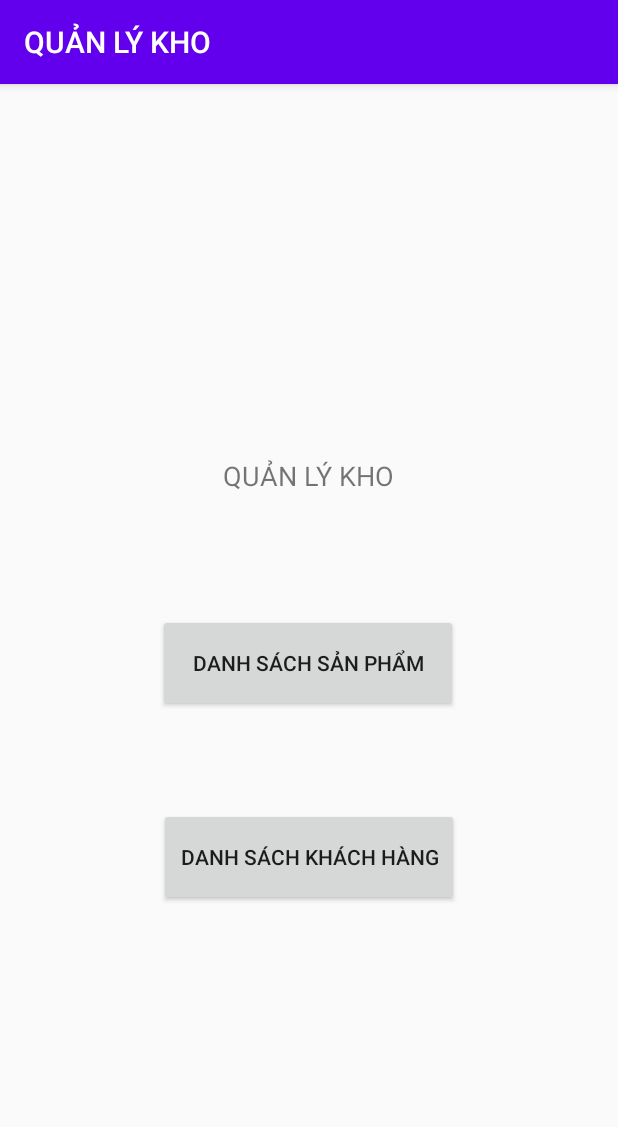
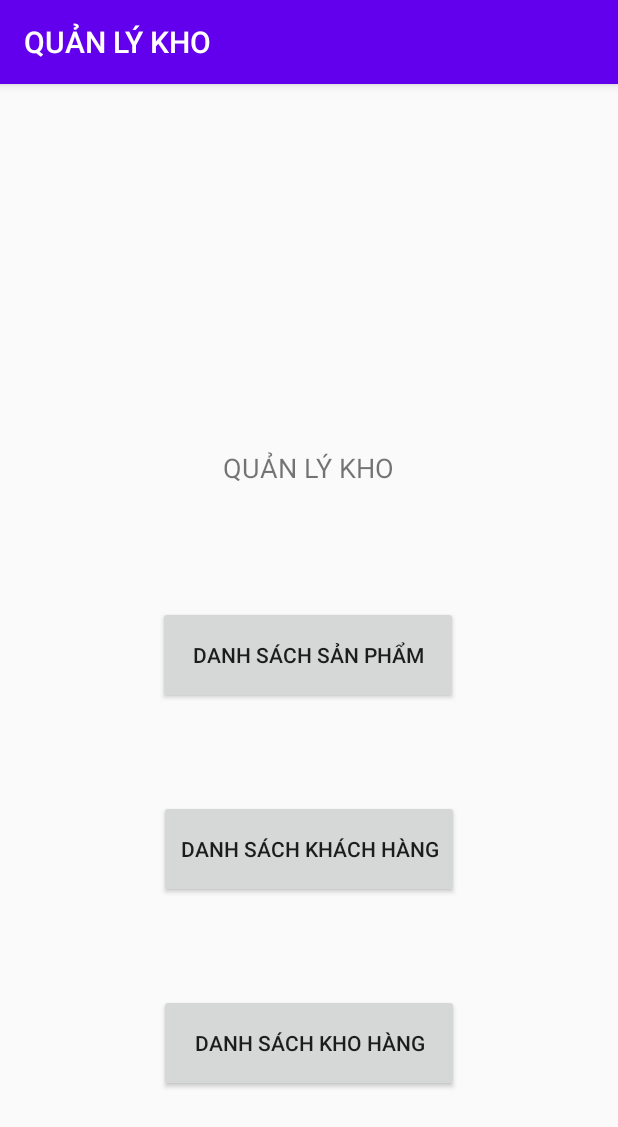
Before and after one commit to quan200699/Android_StorageManagement, an Android app: the screen it shows after launch (MainActivity), on a phone screen of 412 x 824 dp. Shown: the top 1127 px of the screen. Run offline under Robolectric (Android 15) with nearby library versions, the phone set to English and light mode, and no system bars.

Commit message:
get warehouse list activity done

```diff
--- a/app/src/main/AndroidManifest.xml
+++ b/app/src/main/AndroidManifest.xml
@@ -9,6 +9,9 @@
         android:roundIcon="@mipmap/ic_launcher_round"
         android:supportsRtl="true"
         android:theme="@style/AppTheme">
+        <activity
+            android:name=".activity.warehouse.WarehouseActivity"
+            android:label="@string/list_warehouse" />
         <activity
             android:name=".activity.customer.CustomerDetailActivity"
             android:label="@string/info_customer" />
--- a/app/src/main/java/com/example/storagemanagement/activity/MainActivity.java
+++ b/app/src/main/java/com/example/storagemanagement/activity/MainActivity.java
@@ -10,10 +10,12 @@ import android.widget.Button;
 import com.example.storagemanagement.R;
 import com.example.storagemanagement.activity.customer.CustomerActivity;
 import com.example.storagemanagement.activity.product.ProductActivity;
+import com.example.storagemanagement.activity.warehouse.WarehouseActivity;
 
 public class MainActivity extends AppCompatActivity {
     private Button buttonProduct;
     private Button buttonCustomer;
+    private Button buttonWarehouse;
 
     @Override
     protected void onCreate(Bundle savedInstanceState) {
@@ -22,6 +24,7 @@ public class MainActivity extends AppCompatActivity {
         init();
         onClickEvent(buttonProduct, ProductActivity.class);
         onClickEvent(buttonCustomer, CustomerActivity.class);
+        onClickEvent(buttonWarehouse, WarehouseActivity.class);
     }
 
     private void onClickEvent(Button button, final Class<?> activity) {
@@ -37,5 +40,6 @@ public class MainActivity extends AppCompatActivity {
     private void init() {
         buttonProduct = findViewById(R.id.buttonProduct);
         buttonCustomer = findViewById(R.id.buttonCustomer);
+        buttonWarehouse = findViewById(R.id.buttonWarehouse);
     }
 }
--- a/app/src/main/java/com/example/storagemanagement/adapter/WarehouseAdapter.java
+++ b/app/src/main/java/com/example/storagemanagement/adapter/WarehouseAdapter.java
@@ -13,10 +13,10 @@ import com.example.storagemanagement.model.Warehouse;
 import java.util.List;
 
 public class WarehouseAdapter extends BaseAdapter {
+    private Context context;
     private List<Warehouse> warehouses;
-    private Context context;
 
-    public WarehouseAdapter(List<Warehouse> warehouses, Context context) {
+    public WarehouseAdapter(Context context, List<Warehouse> warehouses) {
         this.warehouses = warehouses;
         this.context = context;
     }
--- a/app/src/main/java/com/example/storagemanagement/dao/warehouse/WarehouseDao.java
+++ b/app/src/main/java/com/example/storagemanagement/dao/warehouse/WarehouseDao.java
@@ -39,7 +39,7 @@ public class WarehouseDao implements IWarehouseDao {
         query.append(TABLE_WAREHOUSE).append(" ").append(WHERE).append(" ").append(ID).append("=").append(id);
         Cursor cursor = sqLiteDatabase.rawQuery(query.toString(), null);
         cursor.moveToFirst();
-        while (!cursor.moveToLast()) {
+        while (!cursor.isAfterLast()) {
             String warehouseId = cursor.getString(cursor.getColumnIndex(WAREHOUSE_ID));
             String warehouseName = cursor.getString(cursor.getColumnIndex(NAME));
             String address = cursor.getString(cursor.getColumnIndex(ADDRESS));
@@ -58,7 +58,7 @@ public class WarehouseDao implements IWarehouseDao {
         query.append(TABLE_WAREHOUSE);
         Cursor cursor = sqLiteDatabase.rawQuery(query.toString(), null);
         cursor.moveToFirst();
-        while (!cursor.moveToLast()) {
+        while (!cursor.isAfterLast()) {
             int id = cursor.getInt(cursor.getColumnIndex(ID));
             String warehouseId = cursor.getString(cursor.getColumnIndex(WAREHOUSE_ID));
             String warehouseName = cursor.getString(cursor.getColumnIndex(NAME));
--- a/app/src/main/res/layout/activity_main.xml
+++ b/app/src/main/res/layout/activity_main.xml
@@ -21,8 +21,19 @@
         android:id="@+id/buttonCustomer"
         android:layout_width="200dp"
         android:layout_height="65dp"
-        android:layout_marginBottom="220dp"
+        android:layout_marginBottom="64dp"
         android:text="@string/list_customer"
+        app:layout_constraintBottom_toTopOf="@+id/buttonWarehouse"
+        app:layout_constraintEnd_toEndOf="parent"
+        app:layout_constraintHorizontal_bias="0.5"
+        app:layout_constraintStart_toStartOf="parent" />
+
+    <Button
+        android:id="@+id/buttonWarehouse"
+        android:layout_width="200dp"
+        android:layout_height="65dp"
+        android:layout_marginBottom="96dp"
+        android:text="@string/list_warehouse"
         app:layout_constraintBottom_toBottomOf="parent"
         app:layout_constraintEnd_toEndOf="parent"
         app:layout_constraintHorizontal_bias="0.5"
@@ -32,11 +43,14 @@
         android:id="@+id/textView"
         android:layout_width="wrap_content"
         android:layout_height="wrap_content"
+        android:layout_marginTop="96dp"
         android:layout_marginBottom="80dp"
         android:text="@string/app_title"
         android:textSize="18sp"
         app:layout_constraintBottom_toTopOf="@+id/buttonProduct"
         app:layout_constraintEnd_toEndOf="parent"
         app:layout_constraintHorizontal_bias="0.498"
-        app:layout_constraintStart_toStartOf="parent" />
+        app:layout_constraintStart_toStartOf="parent"
+        app:layout_constraintTop_toTopOf="parent"
+        app:layout_constraintVertical_bias="1.0" />
 </androidx.constraintlayout.widget.ConstraintLayout>
--- a/app/src/main/res/values/strings.xml
+++ b/app/src/main/res/values/strings.xml
@@ -18,4 +18,9 @@
     <string name="customer_name">Tên khách hàng</string>
     <string name="address">Địa chỉ</string>
     <string name="phone_number">Số điện thoại</string>
+    <string name="list_warehouse">DANH SÁCH KHO HÀNG</string>
+    <string name="create_warehouse">TẠO MỚI KHO HÀNG</string>
+    <string name="info_warehouse">THÔNG TIN KHO HÀNG</string>
+    <string name="warehouse_id">Mã kho hàng</string>
+    <string name="warehouse_name">Tên kho hàng</string>
 </resources>
```
Also changed, not shown: app/src/main/java/com/example/storagemanagement/activity/warehouse/WarehouseActivity.java (added, +58 -0 lines), app/src/main/res/layout/activity_warehouse.xml (added, +30 -0 lines).
